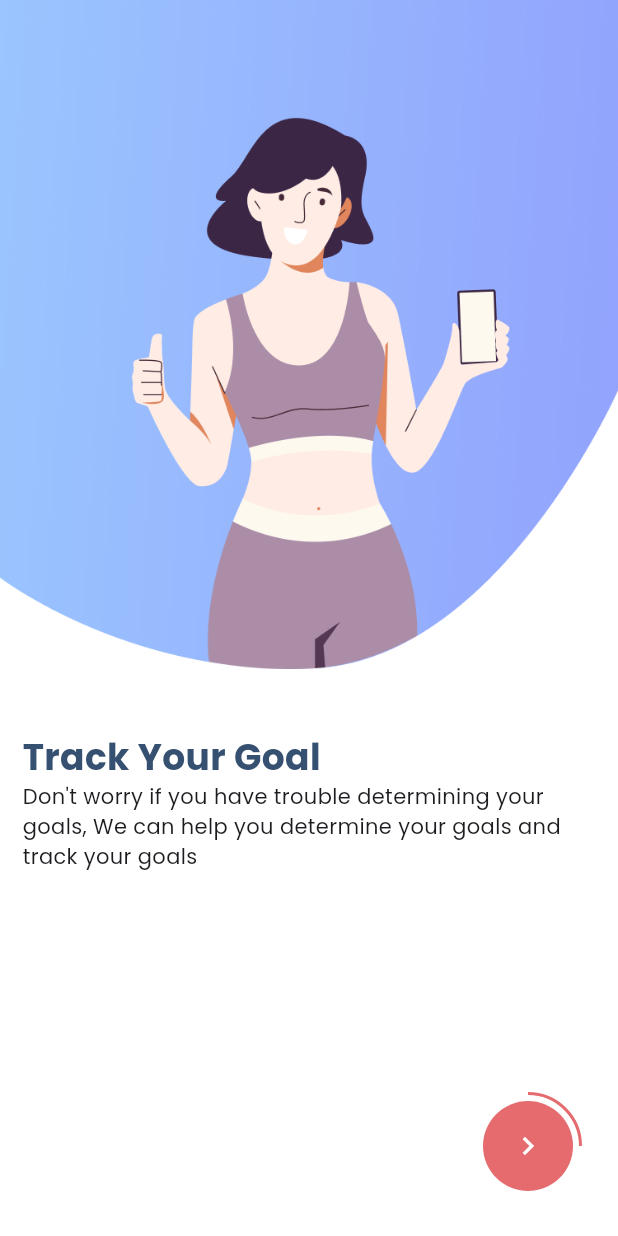
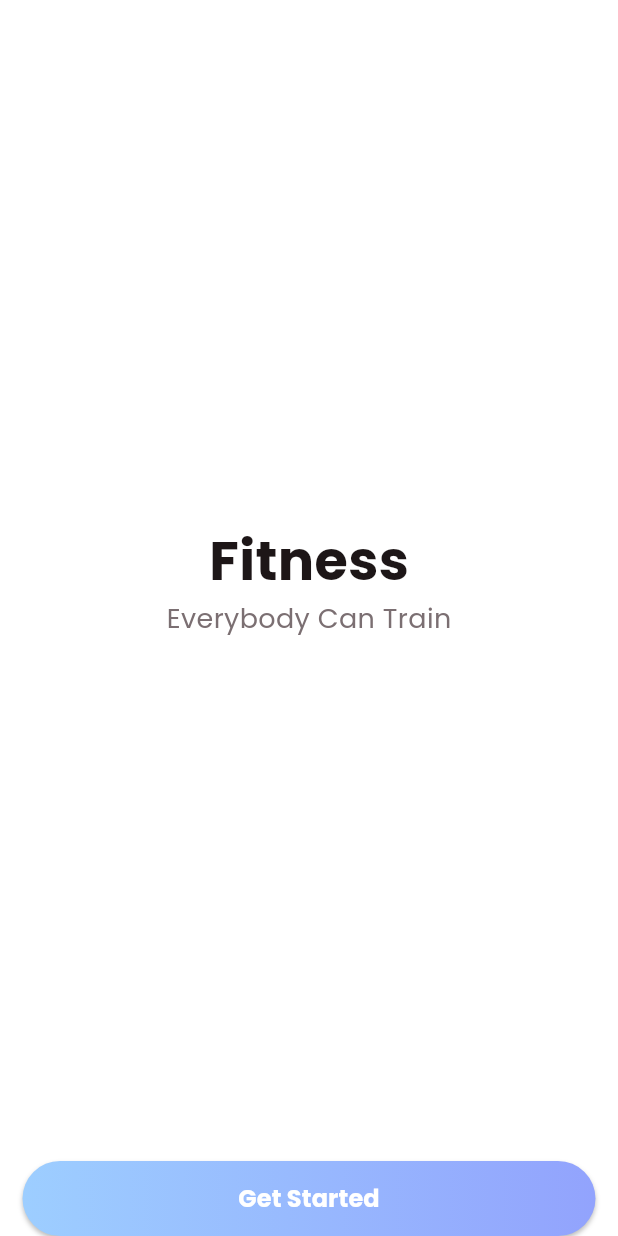
Before and after one commit to hicranfiliz/fitness, a Flutter app: the screen it shows after launch, on a phone screen of 412 x 824 dp. Run offline on Flutter 3.47's test engine with Material 2 defaults, Android fonts, the phone set to English and light mode, and no system bars.

Commit message:
added started pages

```diff
--- a/lib/common/colo_extension.dart
+++ b/lib/common/colo_extension.dart
@@ -1,16 +1,16 @@
 import 'package:flutter/material.dart';
 
 class TColor {
-  static Color get primaryColor1 => const Color(0xffE56B6F);
-  static Color get primaryColor2 => const Color(0xffE88C7D);
+  static Color get primaryColor1 => const Color(0xff92A3FD);
+  static Color get primaryColor2 => const Color(0xff9DCEFF);
 
-  static Color get secondaryColor1 => const Color(0xff6D597A);
-  static Color get secondaryColor2 => const Color(0xffB56576);
+  static Color get secondaryColor1 => const Color(0xffC58BF2);
+  static Color get secondaryColor2 => const Color(0xffEEA4CE);
 
-  static List<Color> get primaryG => [primaryColor1, primaryColor2];
+  static List<Color> get primaryG => [primaryColor2, primaryColor1];
   static List<Color> get secondaryG => [secondaryColor1, secondaryColor2];
 
-  static Color get black => const Color(0xff355070);
-  static Color get light => const Color(0xffeaac8b);
+  static Color get black => const Color(0xff1D1617);
+  static Color get gray => const Color(0xff7B6F72);
   static Color get white => Colors.white;
 }
--- /dev/null
+++ b/lib/common_widget/round_button.dart
@@ -0,0 +1,72 @@
+import 'package:fitness/common/colo_extension.dart';
+import 'package:flutter/material.dart';
+
+enum RoundButtonType { bgGradient, textGradient }
+
+class RoundButton extends StatelessWidget {
+  final String title;
+  final RoundButtonType type;
+  final VoidCallback onPressed;
+  const RoundButton(
+      {super.key,
+      required this.title,
+      this.type = RoundButtonType.textGradient,
+      required this.onPressed});
+
+  @override
+  Widget build(BuildContext context) {
+    return Container(
+      decoration: BoxDecoration(
+          gradient: LinearGradient(
+              colors: TColor.primaryG,
+              begin: Alignment.centerLeft,
+              end: Alignment.centerRight),
+          borderRadius: BorderRadius.circular(25),
+          boxShadow: type == RoundButtonType.bgGradient
+              ? const [
+                  BoxShadow(
+                      color: Colors.black26,
+                      blurRadius: 2,
+                      offset: Offset(0, 2))
+                ]
+              : null),
+      child: MaterialButton(
+        onPressed: onPressed,
+        height: 50,
+        shape: RoundedRectangleBorder(borderRadius: BorderRadius.circular(25)),
+        textColor: TColor.primaryColor1,
+        minWidth: double.maxFinite,
+        elevation: type == RoundButtonType.bgGradient ? 0 : 1,
+        color: type == RoundButtonType.bgGradient
+            ? Colors.transparent
+            : TColor.white, //TColor.white,
+        child: type == RoundButtonType.bgGradient
+            ? Text(
+                title,
+                style: TextStyle(
+                    color: TColor.white,
+                    fontSize: 16,
+                    fontWeight: FontWeight.w700),
+              )
+            : ShaderMask(
+                blendMode: BlendMode.srcIn,
+                shaderCallback: (bounds) {
+                  return LinearGradient(
+                          colors: TColor.primaryG,
+                          begin: Alignment.centerLeft,
+                          end: Alignment.centerRight)
+                      .createShader(
+                          Rect.fromLTRB(0, 0, bounds.width, bounds.height));
+                },
+                child: Text(
+                  title,
+                  style: TextStyle(
+                      color: TColor.primaryColor1,
+                      fontSize: 16,
+                      fontWeight: FontWeight.w700),
+                ),
+              ),
+      ),
+    );
+  }
+}
--- a/lib/main.dart
+++ b/lib/main.dart
@@ -1,5 +1,6 @@
 import 'package:fitness/common/colo_extension.dart';
 import 'package:fitness/view/on_boarding/on_boarding_view.dart';
+import 'package:fitness/view/on_boarding/started_view.dart';
 import 'package:flutter/material.dart';
 
 void main() {
@@ -21,7 +22,7 @@ class MyApp extends StatelessWidget {
         primaryColor: TColor.primaryColor1,
         fontFamily: "Poppins",
       ),
-      home: const onBoardingView(),
+      home: const StartedView(),
     );
   }
 }
--- a/lib/view/on_boarding/on_boarding_view.dart
+++ b/lib/view/on_boarding/on_boarding_view.dart
@@ -98,7 +98,10 @@ class _onBoardingViewState extends State<onBoardingView> {
                     onPressed: () {
                       if (selectedPage < 3) {
                         selectedPage = selectedPage + 1;
-                        controller.jumpToPage(selectedPage);
+                        controller.animateToPage(selectedPage,
+                            duration: const Duration(milliseconds: 600),
+                            curve: Curves.bounceInOut);
+                        //controller.jumpToPage(selectedPage);
 
                         setState(() {});
                       } else {
--- /dev/null
+++ b/lib/view/on_boarding/started_view.dart
@@ -0,0 +1,79 @@
+import 'package:fitness/common/colo_extension.dart';
+import 'package:fitness/common_widget/round_button.dart';
+import 'package:fitness/view/on_boarding/on_boarding_view.dart';
+import 'package:flutter/material.dart';
+
+class StartedView extends StatefulWidget {
+  const StartedView({super.key});
+
+  @override
+  State<StartedView> createState() => _StartedViewState();
+}
+
+class _StartedViewState extends State<StartedView> {
+  bool isChangeColor = false;
+
+  @override
+  Widget build(BuildContext context) {
+    var media = MediaQuery.of(context).size;
+    return Scaffold(
+      backgroundColor: TColor.white,
+      body: Container(
+          width: media.width,
+          decoration: BoxDecoration(
+              gradient: isChangeColor
+                  ? LinearGradient(
+                      colors: TColor.primaryG,
+                      begin: Alignment.topLeft,
+                      end: Alignment.bottomRight,
+                    )
+                  : null),
+          child: Column(
+            mainAxisAlignment: MainAxisAlignment.center,
+            children: [
+              const Spacer(),
+              Text(
+                "Fitness",
+                style: TextStyle(
+                    color: TColor.black,
+                    fontSize: 36,
+                    fontWeight: FontWeight.w700),
+              ),
+              Text(
+                "Everybody Can Train",
+                style: TextStyle(
+                  color: TColor.gray,
+                  fontSize: 18,
+                ),
+              ),
+              const Spacer(),
+              SafeArea(
+                child: Padding(
+                    padding: const EdgeInsets.symmetric(horizontal: 15),
+                    child: RoundButton(
+                      title: "Get Started",
+                      type: isChangeColor
+                          ? RoundButtonType.textGradient
+                          : RoundButtonType.bgGradient,
+                      onPressed: () {
+                        if (isChangeColor) {
+                          // Go Next Screen
+                          Navigator.push(
+                              context,
+                              MaterialPageRoute(
+                                  builder: (context) =>
+                                      const onBoardingView()));
+                        } else {
+                          // Change Color
+                          setState(() {
+                            isChangeColor = true;
+                          });
+                        }
+                      },
+                    )),
+              ),
+            ],
+          )),
+    );
+  }
+}
```
